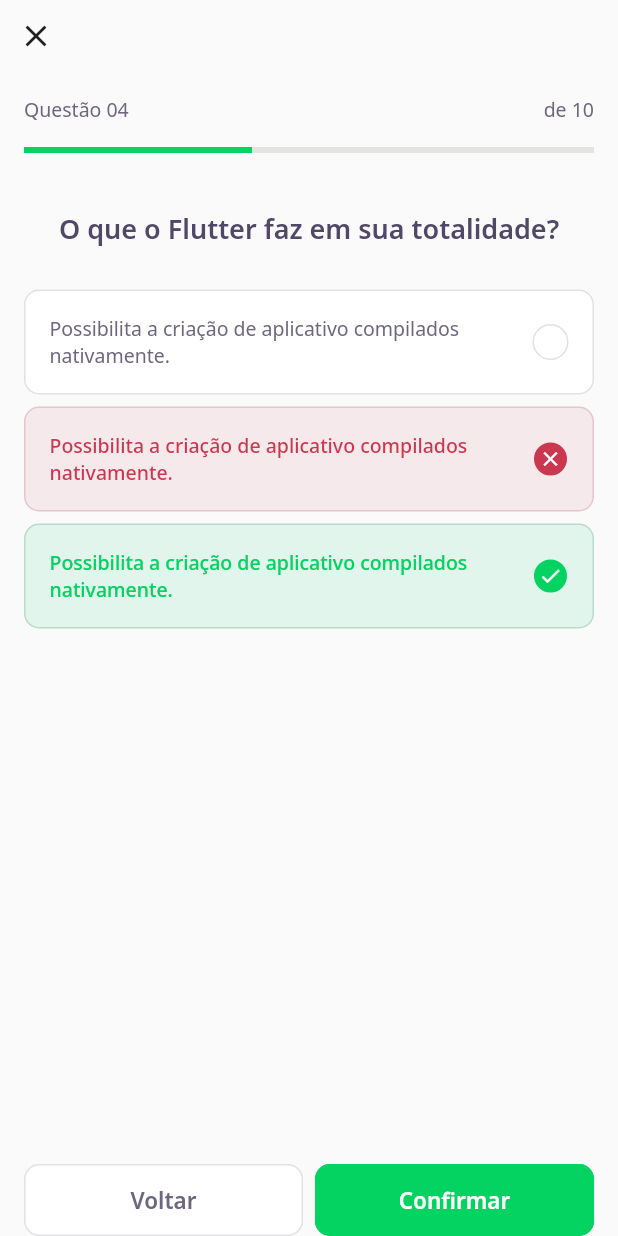
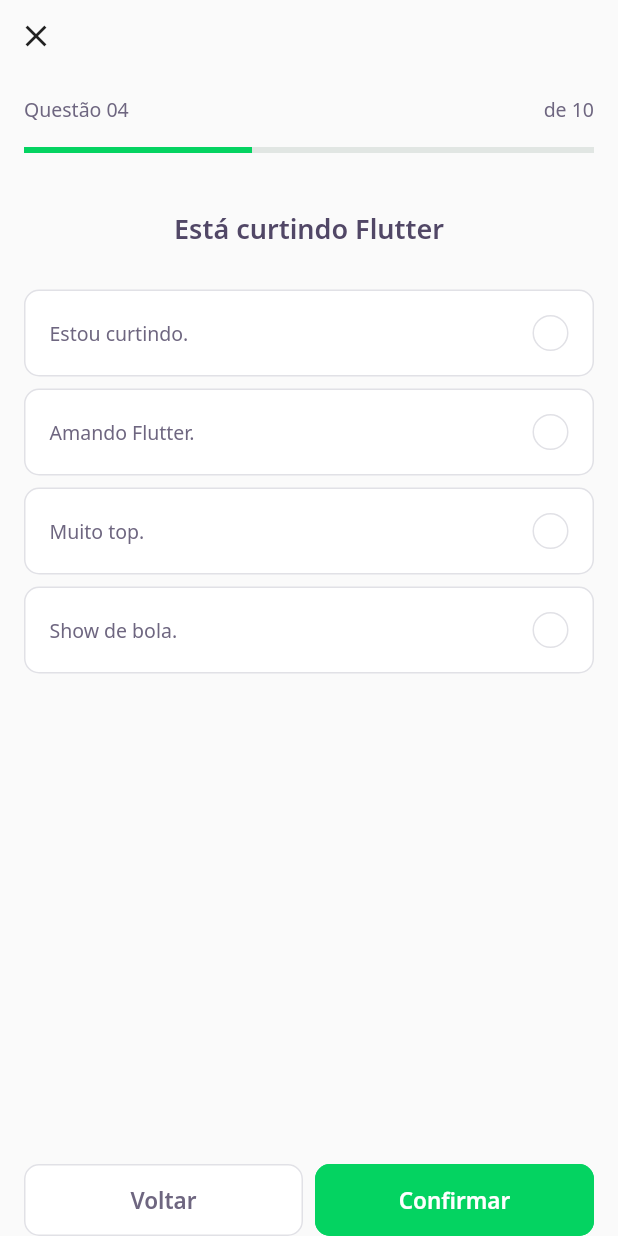
Before and after one commit to 90lucasgabriel/quiz-nlw5, a Flutter app: the screen it shows after launch, after a tap on "NLW 5 Flutter", on a phone screen of 412 x 824 dp. Run offline on Flutter 3.47's test engine with Material 2 defaults, Android fonts, the phone set to English and light mode, and no system bars; our stand-ins replace google_fonts; accounts and stored records are empty; network calls fail.

Commit message:
14 - New: Dynamic info;

```diff
--- a/lib/challenge/challenge_page.dart
+++ b/lib/challenge/challenge_page.dart
@@ -1,9 +1,16 @@
 import 'package:flutter/material.dart';
+
+import 'package:quiz/shared/models/question_model.dart';
+
 import 'package:quiz/challenge/widgets/next_button/next_button_widget.dart';
 import 'package:quiz/challenge/widgets/question_indicator/question_indicator_widget.dart';
 import 'package:quiz/challenge/widgets/quiz/quiz_widget.dart';
 
 class ChallengePage extends StatefulWidget {
+  final List<QuestionModel> questions;
+
+  const ChallengePage({Key? key, required this.questions}) : super(key: key);
+
   @override
   _ChallengePageState createState() => _ChallengePageState();
 }
@@ -30,7 +37,9 @@ class _ChallengePageState extends State<ChallengePage> {
           ),
         ),
       ),
-      body: QuizWidget(title: 'O que o Flutter faz em sua totalidade?'),
+      body: QuizWidget(
+        question: widget.questions[0],
+      ),
       bottomNavigationBar: SafeArea(
         bottom: true,
         child: Container(
--- a/lib/challenge/widgets/quiz/quiz_widget.dart
+++ b/lib/challenge/widgets/quiz/quiz_widget.dart
@@ -1,10 +1,13 @@
 import 'package:flutter/material.dart';
+
+import 'package:quiz/core/core.dart';
+import 'package:quiz/shared/models/question_model.dart';
+
 import 'package:quiz/challenge/widgets/answer/answer_widget.dart';
-import 'package:quiz/core/core.dart';
 
 class QuizWidget extends StatelessWidget {
-  final String title;
-  QuizWidget({required this.title});
+  final QuestionModel question;
+  QuizWidget({required this.question});
 
   @override
   Widget build(BuildContext context) {
@@ -12,23 +15,18 @@ class QuizWidget extends StatelessWidget {
       child: Column(
         children: [
           Text(
-            title,
+            question.title,
             style: AppTextStyles.heading,
           ),
           SizedBox(height: 24),
-          AnswerWidget(
-              title:
-                  'Possibilita a criação de aplicativo compilados nativamente.'),
-          AnswerWidget(
-              isRight: false,
-              isSelected: true,
-              title:
-                  'Possibilita a criação de aplicativo compilados nativamente.'),
-          AnswerWidget(
-              isRight: true,
-              isSelected: true,
-              title:
-                  'Possibilita a criação de aplicativo compilados nativamente.'),
+          ...question.answers
+              .map(
+                (answer) => AnswerWidget(
+                  title: answer.title,
+                  isRight: answer.isRight ?? false,
+                ),
+              )
+              .toList()
         ],
       ),
     );
--- a/lib/home/home_page.dart
+++ b/lib/home/home_page.dart
@@ -77,7 +77,9 @@ class _HomePageState extends State<HomePage> {
                           Navigator.push(
                             context,
                             MaterialPageRoute(
-                              builder: (context) => ChallengePage(),
+                              builder: (context) => ChallengePage(
+                                questions: item.questions,
+                              ),
                             ),
                           );
                         },
```
